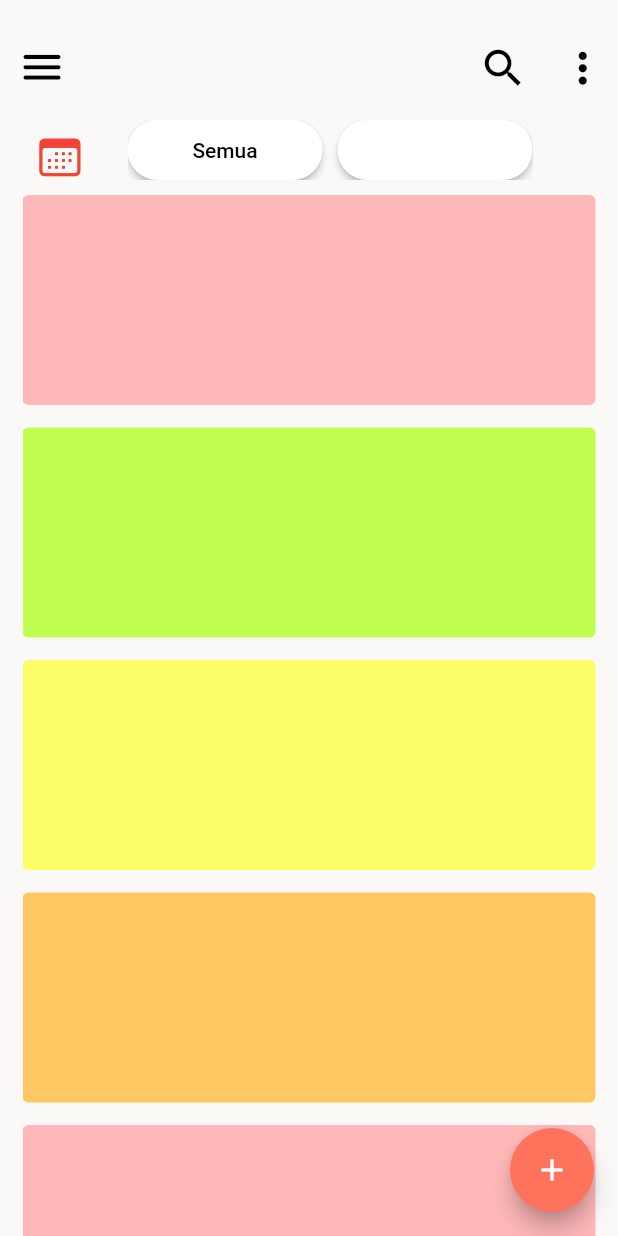
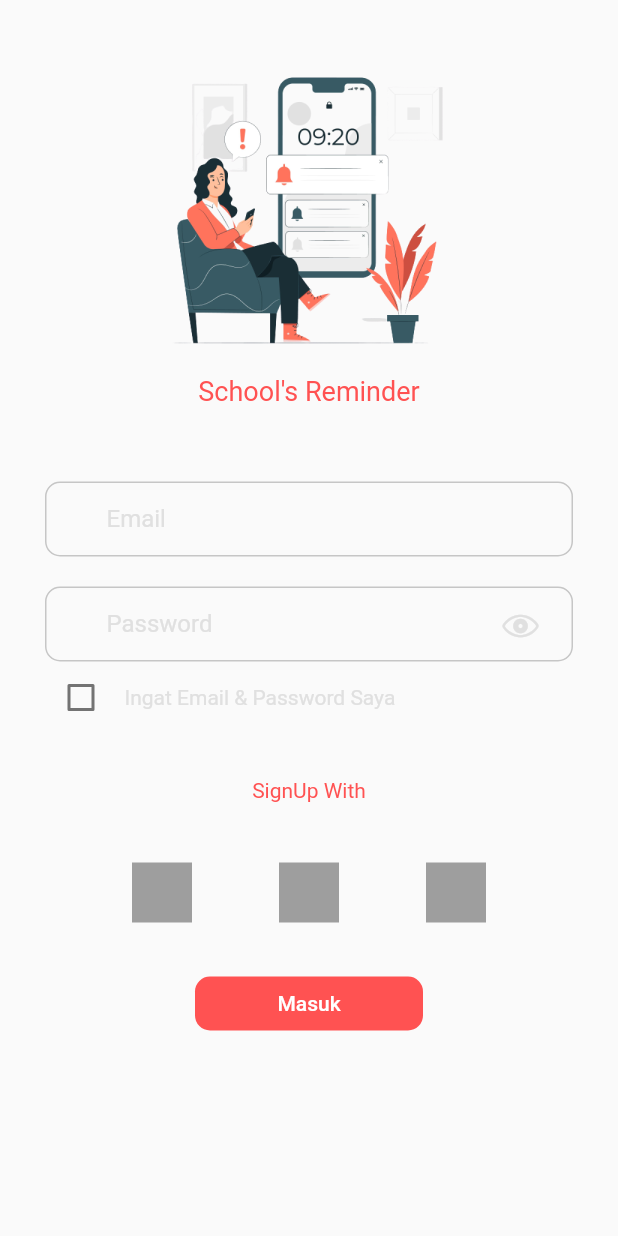
Before and after one commit to farizaw123/reminderapp, a Flutter app: the screen it shows after launch, on a phone screen of 412 x 824 dp. Run offline on Flutter 3.47's test engine with Material 2 defaults, Android fonts, the phone set to English and light mode, and no system bars; our stand-ins replace firebase_core; accounts and stored records are empty.

```diff
--- /dev/null
+++ b/lib/auth/login.dart
@@ -0,0 +1,131 @@
+import 'package:flutter/cupertino.dart';
+import 'package:flutter/material.dart';
+import 'package:reminderappv2/mainscreen.dart';
+
+
+class login extends StatefulWidget {
+
+  @override
+  State<login> createState() => _loginState();
+}
+
+class _loginState extends State<login> {
+
+  bool hide = false;
+  bool check = false;
+
+  var emailController = TextEditingController();
+  var passwordController = TextEditingController();
+
+  @override
+  Widget build(BuildContext context) {
+    return Scaffold(
+      body: ListView(
+        padding: EdgeInsets.symmetric(vertical: 40, horizontal: 30),
+        children: [
+          Image.asset('assets/img/bg-1.png', height: 200,),
+          SizedBox(height: 10,),
+          Text("School's Reminder", style: TextStyle(color: Colors.redAccent, fontSize: 18), textAlign: TextAlign.center,),
+          SizedBox(height: 50,),
+          Container(
+            height: 50,
+            padding: EdgeInsets.symmetric(horizontal: 40, vertical: 5),
+            margin: EdgeInsets.only(bottom: 20),
+            decoration: BoxDecoration(
+              border: Border.all(color: Color(0xadadadad)),
+              borderRadius: BorderRadius.circular(10)
+            ),
+            child: TextField(
+              controller: emailController,
+              decoration: InputDecoration(
+                border: InputBorder.none,
+                hintText: "Email",
+                hintStyle: TextStyle(color: Colors.grey.shade300)
+              ),
+            ),
+          ),
+          Container(
+            height: 50,
+            padding: EdgeInsets.only(right: 10, left: 40, top: 5, bottom: 5),
+            decoration: BoxDecoration(
+                border: Border.all(color: Color(0xadadadad)),
+                borderRadius: BorderRadius.circular(10)
+            ),
+            child: TextField(
+              controller: passwordController,
+              obscureText: hide,
+              decoration: InputDecoration(
+                  border: InputBorder.none,
+                  hintText: "Password",
+                  hintStyle: TextStyle(color: Colors.grey.shade300),
+                  suffixIcon: IconButton(
+                    icon: hide == true ? Icon(CupertinoIcons.eye_slash, color: Colors.grey.shade300,) : Icon(CupertinoIcons.eye, color: Colors.grey.shade300,),
+                    onPressed: (){
+                      setState(() {
+                        hide = !hide;
+                      });
+                    },
+                  )
+              ),
+            ),
+          ),
+          Row(
+            children: [
+              Checkbox(
+                  checkColor: Colors.white,
+                  activeColor: Colors.redAccent,
+                  value: this.check,
+                  onChanged: (bool? check){
+                    setState(() {
+                      this.check = check!;
+                    });
+                  }
+              ),
+              SizedBox(width: 5,),
+              Text("Ingat Email & Password Saya", style: TextStyle(color: Colors.grey.shade300),)
+            ],
+          ),
+          SizedBox(height: 30,),
+          Text("SignUp With", textAlign: TextAlign.center, style: TextStyle(color: Colors.redAccent),),
+          SizedBox(height: 40,),
+          Row(
+            mainAxisAlignment: MainAxisAlignment.spaceEvenly,
+            children: [
+              Container(
+                width: 40,
+                height: 40,
+                color: Colors.grey,
+              ),
+              Container(
+                width: 40,
+                height: 40,
+                color: Colors.grey,
+              ),
+              Container(
+                width: 40,
+                height: 40,
+                color: Colors.grey,
+              )
+            ],
+          ),
+          SizedBox(height: 30,),
+          Padding(
+            padding: EdgeInsets.symmetric(horizontal: 100),
+            child: ElevatedButton(
+              style: ElevatedButton.styleFrom(
+                primary: Colors.redAccent,
+                elevation: 0,
+                shape: RoundedRectangleBorder(borderRadius: BorderRadius.circular(10))
+              ),
+              onPressed: (){
+                Navigator.push(context, MaterialPageRoute(builder: (context) => Mainscreen()));
+              },
+              child: Text("Masuk"),
+            ),
+          )
+        ],
+      ),
+    );
+  }
+
+}
--- a/lib/main.dart
+++ b/lib/main.dart
@@ -1,4 +1,5 @@
 import 'package:flutter/material.dart';
+import 'package:reminderappv2/auth/login.dart';
 import 'package:reminderappv2/mainscreen.dart';
 import 'package:firebase_core/firebase_core.dart';
 import 'package:reminderappv2/splashscreen.dart';
@@ -22,7 +23,7 @@ class MyApp extends StatelessWidget {
         primarySwatch: Colors.blue,
       ),
       debugShowCheckedModeBanner: false,
-      home: Mainscreen(),
+      home: login(),
       // initialRoute: 'splash',
       // routes: {
       //   'splash': (context) => splashscreen(),
--- a/lib/mainscreen.dart
+++ b/lib/mainscreen.dart
@@ -21,16 +21,26 @@ class _MainScreenState extends State<Mainscreen> {
   bool button1 = false;
   bool button2 = false;
 
+  int itemCount = 0;
+
   final List<Color> warna = <Color>[
     Color(0xffFFB8B8),
-    Color(0xffDBB8FF33),
-    Color(0xffB8FFFF33),
-    Color(0xffC2FFB833),
+    Color(0xffDBB8FF),
+    Color(0xffB8FFFF),
+    Color(0xffC2FFB8),
     Color(0xffFFB8B8),
-    Color(0xffDBB8FF33),
-    Color(0xffB8FFFF33),
-    Color(0xffC2FFB833),
+    Color(0xffDBB8FF),
+    Color(0xffB8FFFF),
+    Color(0xffC2FFB8),
   ];
+
+  final Kategori = [
+    "Semua",
+    "Produktif",
+    "Non Produktif"
+  ];
+
+  int indexKategori = 0;
 
 
   var key = GlobalKey<ScaffoldState>();
@@ -92,7 +102,11 @@ class _MainScreenState extends State<Mainscreen> {
 
       ),
 
-      body: Padding(
+      body: Stack(
+        alignment: Alignment.center,
+        children: [
+          Image.asset('assets/img/bg-1.png'),
+          Padding(
             padding: EdgeInsets.symmetric(horizontal: 15),
             child: ListView(
               children: [
@@ -113,60 +127,52 @@ class _MainScreenState extends State<Mainscreen> {
                           margin: EdgeInsets.only(left: 20),
                           width: 270,
                           height: 40,
-                    child: ListView(
+                          child: ListView.builder(
+                            padding: EdgeInsets.symmetric(vertical: 3),
+                            itemCount: Kategori.length,
                             scrollDirection: Axis.horizontal,
+                            itemBuilder: (BuildContext context, int index) {
+                              return Row(
+                                mainAxisAlignment: MainAxisAlignment.center,
+                                crossAxisAlignment: CrossAxisAlignment.center,
                                 children: [
-                        ElevatedButton(
-                          onPressed: (){
+                                  InkWell(
+                                      onTap: (){
                                         setState(() {
-                              if (button1 == false){
-                                button1 = true;
-                              }else{
-                                button1 = false;
-                              }
+                                          indexKategori = index;
                                         });
                                       },
-                          style: ElevatedButton.styleFrom(
-                            primary: button1 == false
-                                ? Colors.white
-                                :  Colors.red,
-                            minimumSize: Size(130, 100),
-                            shape: RoundedRectangleBorder(
-                              borderRadius: BorderRadius.circular(50)
+                                      child: Container(
+                                        alignment: Alignment.center,
+                                        width: 140,
+                                        decoration: BoxDecoration(
+                                          borderRadius: BorderRadius.circular(50),
+                                          color: indexKategori == index ? Colors.redAccent : Colors.white
                                         ),
-                          ),
-                          child: Text("Semua", style: TextStyle(
-                            color: button1 == false
-                              ? Colors.black
-                              :  Colors.white,
-                          ),
+                                        child: Text(Kategori[index], style: TextStyle(color: indexKategori == index ? Colors.white : Colors.black),),
                                         ),
                                       ),
                                   SizedBox(width: 10,),
-                        ElevatedButton(
-                          onPressed: (){},
-                          style: ElevatedButton.styleFrom(
-                            primary: button2 == true ? Colors.red  :  Colors.white,
-                            minimumSize: Size(130, 10),
-                             shape: RoundedRectangleBorder(
-                                borderRadius: BorderRadius.circular(50)
-                            ),
-                          ),
-                          child: Text("Produktif", style: TextStyle(color: Colors.white),),
-                        ),
-                        SizedBox(width: 10,),
                                 ],
-                    ),
+                              );
+                            },
+                          )
                         ),
                       ],
                     )
                 ),
                 Container(
-              height: MediaQuery.of(context).size.height,
+                  height:MediaQuery.of(context).size.height,
                   child: ListView.builder(
-                itemCount: 7,
+                    itemCount: itemCount,
                     itemBuilder: (BuildContext context, int index) {
-                  return Dismissible(key: UniqueKey(),
+                      return Dismissible(
+                          onDismissed: (direction) => {
+                            setState(() {
+                              itemCount --;
+                            })
+                          },
+                          key: UniqueKey(),
                           child: Column(
                             children: [
                               ElevatedButton(
@@ -191,11 +197,15 @@ class _MainScreenState extends State<Mainscreen> {
               ],
             ),
           ),
+        ],
+      ),
       floatingActionButton: FloatingActionButton(
         backgroundColor: Color(0xFFfFF735C),
         onPressed: () {
+          setState(() {
+            itemCount ++;
+          });
         },
-
         child: Icon(Icons.add,),
 
       ),
```
Also changed, not shown: lib/auth/register.dart (added). Lines whose indentation alone changed are shown as unchanged.
